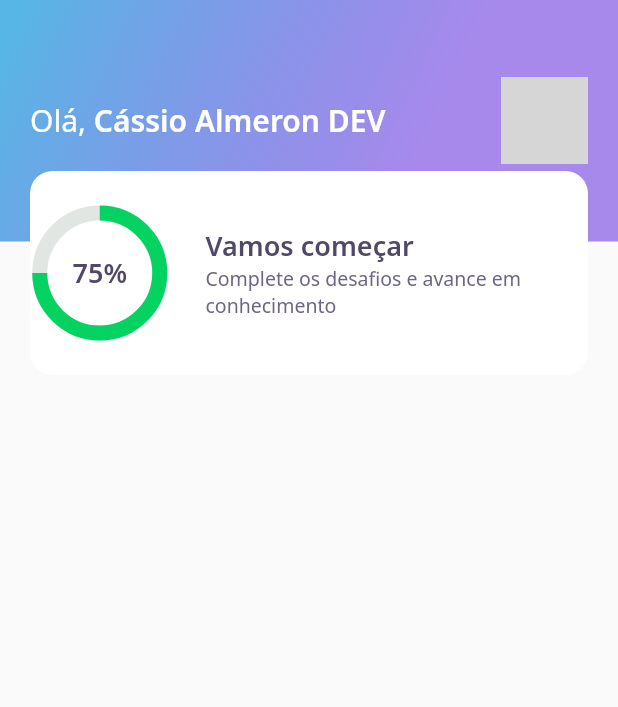
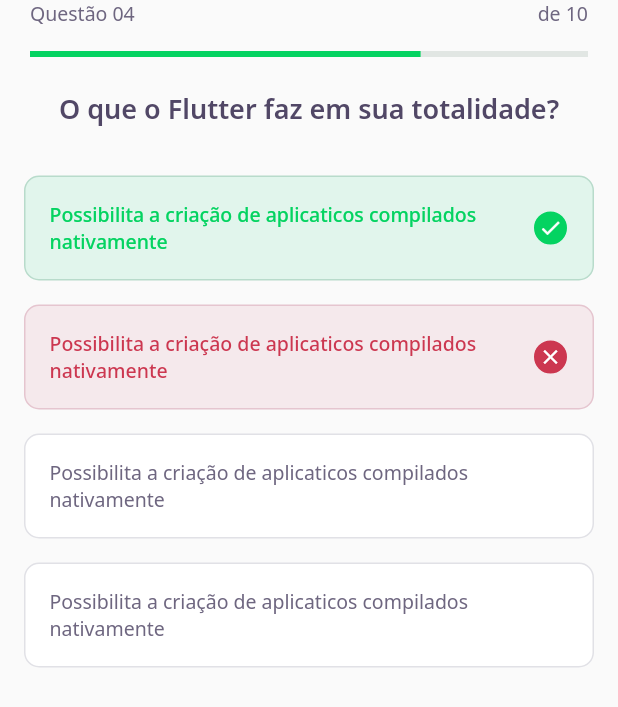
Before and after one commit to cassioalmeron/RocketSeat_NLW05, a Flutter app: the screen it shows after launch, on a phone screen of 412 x 824 dp. Shown: the top 707 px of the screen. Run offline on Flutter 3.47's test engine with Material 2 defaults, Android fonts, the phone set to English and light mode, and no system bars; our stand-ins replace google_fonts; grey boxes are pictures that could not be loaded.

Commit message:
Class 02

```diff
--- /dev/null
+++ b/lib/challenge/challange_page.dart
@@ -0,0 +1,25 @@
+import 'package:DevQuiz/challenge/widgets/question_indicator/question_indicator_widget.dart';
+import 'package:DevQuiz/challenge/widgets/quiz/quiz_widget.dart';
+import 'package:flutter/material.dart';
+
+class ChallengePage extends StatefulWidget {
+  ChallengePage({Key? key}) : super(key: key);
+
+  @override
+  _ChallengePageState createState() => _ChallengePageState();
+}
+
+class _ChallengePageState extends State<ChallengePage> {
+  @override
+  Widget build(BuildContext context) {
+    return Scaffold(
+      appBar: PreferredSize(
+        preferredSize: Size.fromHeight(60),
+        child: SafeArea(top: true, child: QuestionIndicatorWidget()),
+      ),
+      body: QuizWidget(
+        title: 'O que o Flutter faz em sua totalidade?',
+      ),
+    );
+  }
+}
--- /dev/null
+++ b/lib/challenge/widgets/answer/answer_widget.dart
@@ -0,0 +1,79 @@
+import 'package:DevQuiz/core/app_colors.dart';
+import 'package:DevQuiz/core/app_text_styles.dart';
+import 'package:flutter/material.dart';
+
+class AnswerWidget extends StatelessWidget {
+  final String title;
+  final bool isRight;
+  final bool isSelected;
+
+  const AnswerWidget(
+      {Key? key,
+      required this.title,
+      this.isRight = false,
+      this.isSelected = false})
+      : super(key: key);
+
+  Color get _selectedColorRight =>
+      isRight ? AppColors.darkGreen : AppColors.darkRed;
+
+  Color get _selectedBorderRight =>
+      isRight ? AppColors.lightGreen : AppColors.lightRed;
+
+  Color get _selectedColorCardRight =>
+      isRight ? AppColors.lightGreen : AppColors.lightRed;
+
+  Color get _selectedBorderCardRight =>
+      isRight ? AppColors.green : AppColors.red;
+
+  TextStyle get _selectedTextStyleRight =>
+      isRight ? AppTextStyles.bodyDarkGreen : AppTextStyles.bodyDarkRed;
+
+  IconData get _selectedIconRight => isRight ? Icons.check : Icons.close;
+
+  @override
+  Widget build(BuildContext context) {
+    return Padding(
+      padding: const EdgeInsets.symmetric(horizontal: 16, vertical: 8),
+      child: Container(
+        padding: EdgeInsets.all(16),
+        decoration: BoxDecoration(
+            color: isSelected ? _selectedColorCardRight : AppColors.white,
+            borderRadius: BorderRadius.circular(10),
+            border: Border.fromBorderSide(BorderSide(
+                color:
+                    isSelected ? _selectedBorderCardRight : AppColors.border))),
+        child: Row(
+          mainAxisAlignment: MainAxisAlignment.spaceBetween,
+          children: [
+            Expanded(
+              child: Text(
+                title,
+                style:
+                    isSelected ? _selectedTextStyleRight : AppTextStyles.body,
+              ),
+            ),
+            Container(
+              width: 24,
+              height: 24,
+              decoration: BoxDecoration(
+                  color: isSelected ? _selectedColorRight : AppColors.white,
+                  borderRadius: BorderRadius.circular(500),
+                  border: Border.fromBorderSide(BorderSide(
+                      color: isSelected
+                          ? _selectedBorderRight
+                          : AppColors.white))),
+              child: isSelected
+                  ? Icon(
+                      _selectedIconRight,
+                      size: 16,
+                      color: Colors.white,
+                    )
+                  : null,
+            )
+          ],
+        ),
+      ),
+    );
+  }
+}
--- /dev/null
+++ b/lib/challenge/widgets/question_indicator/question_indicator_widget.dart
@@ -0,0 +1,39 @@
+import 'package:DevQuiz/core/app_text_styles.dart';
+import 'package:DevQuiz/shared/widgets/progress_indicador/progress_indicador_widget.dart';
+import 'package:flutter/material.dart';
+
+class QuestionIndicatorWidget extends StatelessWidget {
+  const QuestionIndicatorWidget({Key? key}) : super(key: key);
+
+  @override
+  Widget build(BuildContext context) {
+    return Container(
+      child: Padding(
+        padding: const EdgeInsets.symmetric(horizontal: 20),
+        child: Column(
+          children: [
+            Row(
+              mainAxisAlignment: MainAxisAlignment.spaceBetween,
+              children: [
+                Text(
+                  "Questão 04",
+                  style: AppTextStyles.body,
+                ),
+                Text(
+                  "de 10",
+                  style: AppTextStyles.body,
+                )
+              ],
+            ),
+            SizedBox(
+              height: 16,
+            ),
+            ProgressIndicatorWidget(
+              value: 0.7,
+            )
+          ],
+        ),
+      ),
+    );
+  }
+}
--- /dev/null
+++ b/lib/challenge/widgets/quiz/quiz_widget.dart
@@ -0,0 +1,42 @@
+import 'package:DevQuiz/challenge/widgets/answer/answer_widget.dart';
+import 'package:DevQuiz/core/app_text_styles.dart';
+import 'package:flutter/material.dart';
+
+class QuizWidget extends StatelessWidget {
+  final String title;
+  const QuizWidget({Key? key, required this.title}) : super(key: key);
+
+  @override
+  Widget build(BuildContext context) {
+    return Container(
+      child: Column(
+        children: [
+          Text(
+            title,
+            style: AppTextStyles.heading,
+          ),
+          SizedBox(
+            height: 24,
+          ),
+          AnswerWidget(
+            title:
+                "Possibilita a criação de aplicaticos compilados nativamente",
+            isSelected: true,
+            isRight: true,
+          ),
+          AnswerWidget(
+            title:
+                "Possibilita a criação de aplicaticos compilados nativamente",
+            isSelected: true,
+          ),
+          AnswerWidget(
+              title:
+                  "Possibilita a criação de aplicaticos compilados nativamente"),
+          AnswerWidget(
+              title:
+                  "Possibilita a criação de aplicaticos compilados nativamente"),
+        ],
+      ),
+    );
+  }
+}
--- a/lib/core/app_widget.dart
+++ b/lib/core/app_widget.dart
@@ -1,3 +1,4 @@
+import 'package:DevQuiz/challenge/challange_page.dart';
 import 'package:DevQuiz/home/home_page.dart';
 import 'package:DevQuiz/splash/splash_page.dart';
 import 'package:flutter/material.dart';
@@ -8,7 +9,7 @@ class AppWidget extends StatelessWidget {
     return MaterialApp(
       title: "DevQuiz",
       //home: SplashPage(),
-      home: HomePage(),
+      home: ChallengePage(),
     );
   }
 }
--- a/lib/home/widgets/socre_card/score_card_widget.dart
+++ b/lib/home/widgets/socre_card/score_card_widget.dart
@@ -14,6 +14,8 @@ class ScoredCartWidget extends StatelessWidget {
         height: 136,
         decoration: BoxDecoration(
             color: AppColors.white, borderRadius: BorderRadius.circular(15)),
+        child: Padding(
+          padding: const EdgeInsets.symmetric(horizontal: 24),
           child: Row(
             crossAxisAlignment: CrossAxisAlignment.center,
             children: [
@@ -44,6 +46,7 @@ class ScoredCartWidget extends StatelessWidget {
             ],
           ),
         ),
+      ),
     );
   }
 }
--- /dev/null
+++ b/lib/shared/widgets/progress_indicador/progress_indicador_widget.dart
@@ -0,0 +1,17 @@
+import 'package:DevQuiz/core/app_colors.dart';
+import 'package:flutter/material.dart';
+
+class ProgressIndicatorWidget extends StatelessWidget {
+  final double value;
+  const ProgressIndicatorWidget({Key? key, required this.value})
+      : super(key: key);
+
+  @override
+  Widget build(BuildContext context) {
+    return LinearProgressIndicator(
+      value: value,
+      backgroundColor: AppColors.chartSecondary,
+      valueColor: AlwaysStoppedAnimation<Color>(AppColors.chartPrimary),
+    );
+  }
+}
```
Also changed, not shown: lib/home/home_page.dart (+34 -0 lines), lib/home/widgets/level_button/level_button_widget.dart (added, +52 -0 lines), lib/home/widgets/quiz_card/quiz_card_widget.dart (added, +57 -0 lines). Lines whose indentation alone changed are shown as unchanged.
